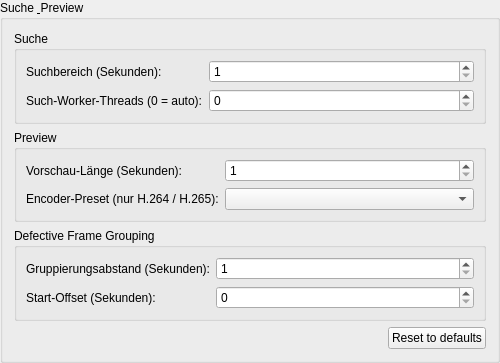
Old version of the form ui/ttcutsettingssearch.ui in the repository MINIXJR/TTCut-ng.
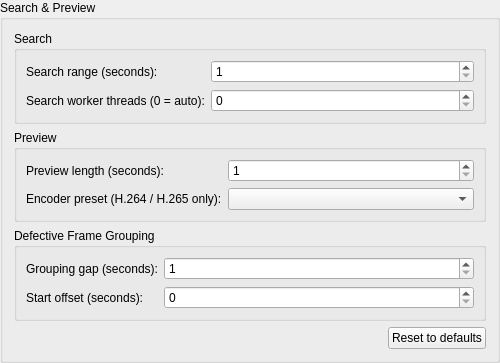
New version of the form.

Diff of the .ui file:
```diff
--- a/ui/ttcutsettingssearch.ui
+++ b/ui/ttcutsettingssearch.ui
@@ -5,16 +5,16 @@
   <property name="geometry">
    <rect><x>0</x><y>0</y><width>500</width><height>320</height></rect>
   </property>
-  <property name="title"><string>Suche &amp; Preview</string></property>
+  <property name="title"><string>Search &amp;&amp; Preview</string></property>
   <layout class="QVBoxLayout">
    <item>
     <widget class="QGroupBox" name="gbSearch">
-     <property name="title"><string>Suche</string></property>
+     <property name="title"><string>Search</string></property>
      <layout class="QFormLayout">
       <item row="0" column="0">
        <widget class="QLabel" name="laSearchLen">
-        <property name="text"><string>Suchbereich (Sekunden):</string></property>
-        <property name="toolTip"><string>Suchbereich um den Cut-Punkt für Schwarzbild-/Szenenwechsel-Suche (Sekunden).</string></property>
+        <property name="text"><string>Search range (seconds):</string></property>
+        <property name="toolTip"><string>Search range around the cut point for black-frame / scene-change detection (seconds).</string></property>
        </widget>
       </item>
       <item row="0" column="1">
@@ -26,8 +26,8 @@
       </item>
       <item row="1" column="0">
        <widget class="QLabel" name="laWorkers">
-        <property name="text"><string>Such-Worker-Threads (0 = auto):</string></property>
-        <property name="toolTip"><string>Parallele Worker-Threads für Frame-Search. 0 = automatisch (max. 4). Ab 4 Threads bei HEVC kaum noch Speedup wegen Cache-Saturation.</string></property>
+        <property name="text"><string>Search worker threads (0 = auto):</string></property>
+        <property name="toolTip"><string>Parallel worker threads for frame search. 0 = automatic (max. 4). Beyond 4 threads HEVC sees little speedup due to cache saturation.</string></property>
        </widget>
       </item>
       <item row="1" column="1">
@@ -46,8 +46,8 @@
      <layout class="QFormLayout">
       <item row="0" column="0">
        <widget class="QLabel" name="laPreviewLen">
-        <property name="text"><string>Vorschau-Länge (Sekunden):</string></property>
-        <property name="toolTip"><string>Länge der Preview-Clips um Cut-Punkte in Sekunden.</string></property>
+        <property name="text"><string>Preview length (seconds):</string></property>
+        <property name="toolTip"><string>Length of the preview clips around cut points, in seconds.</string></property>
        </widget>
       </item>
       <item row="0" column="1">
@@ -59,8 +59,8 @@
       </item>
       <item row="1" column="0">
        <widget class="QLabel" name="laPreviewPreset">
-        <property name="text"><string>Encoder-Preset (nur H.264 / H.265):</string></property>
-        <property name="toolTip"><string>Encoder-Preset für Preview-Generierung bei H.264/H.265 Smart Cut. Schnellere Presets = schnellere Vorschau, leicht reduzierte Qualität der re-encoded Frames an Cut-Punkten. Bei MPEG-2 wirkungslos (mpeg2video kennt kein Preset; das normale Encoder-Qualitäts-Setting greift).</string></property>
+        <property name="text"><string>Encoder preset (H.264 / H.265 only):</string></property>
+        <property name="toolTip"><string>Encoder preset for preview generation in H.264/H.265 Smart Cut. Faster presets = faster preview, slightly reduced quality of the re-encoded frames at cut points. No effect for MPEG-2 (mpeg2video has no preset concept; the regular encoder quality setting applies).</string></property>
        </widget>
       </item>
       <item row="1" column="1">
@@ -77,8 +77,8 @@
      <layout class="QFormLayout">
       <item row="0" column="0">
        <widget class="QLabel" name="laClusterGap">
-        <property name="text"><string>Gruppierungsabstand (Sekunden):</string></property>
-        <property name="toolTip"><string>Min. zeitlicher Abstand zwischen Extra-Frame-Clustern (MPEG-2 field-picture) in Sekunden.</string></property>
+        <property name="text"><string>Grouping gap (seconds):</string></property>
+        <property name="toolTip"><string>Minimum time gap between extra-frame clusters (MPEG-2 field picture), in seconds.</string></property>
        </widget>
       </item>
       <item row="0" column="1">
@@ -90,8 +90,8 @@
       </item>
       <item row="1" column="0">
        <widget class="QLabel" name="laClusterOffset">
-        <property name="text"><string>Start-Offset (Sekunden):</string></property>
-        <property name="toolTip"><string>Zeitlicher Offset für Cluster-Detection in Sekunden.</string></property>
+        <property name="text"><string>Start offset (seconds):</string></property>
+        <property name="toolTip"><string>Time offset for cluster detection, in seconds.</string></property>
        </widget>
       </item>
       <item row="1" column="1">
```
Left out of the diff: 12 changed lines with no effect on the pictures.
